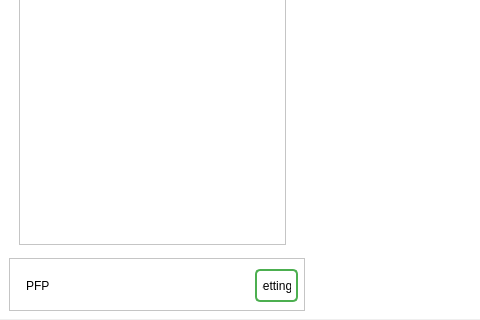
Before: the Qt Designer form Forms/mainwindow.ui in JustinGetty/LotusAppClient, drawn with Qt 5; both pictures show x 0 to 480 and y 456 to 776 of the 1280 by 776 pixel window.
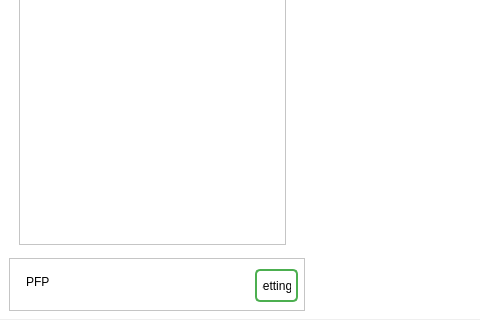
After: the same form once the commit is applied.

```diff
--- a/Forms/mainwindow.ui
+++ b/Forms/mainwindow.ui
@@ -721,9 +721,9 @@
         <property name="geometry">
          <rect>
           <x>17</x>
-          <y>20</y>
+          <y>11</y>
           <width>58</width>
-          <height>16</height>
+          <height>25</height>
          </rect>
         </property>
         <property name="text">
```
Left out of the diff: 2 changed lines with no effect on the pictures.
